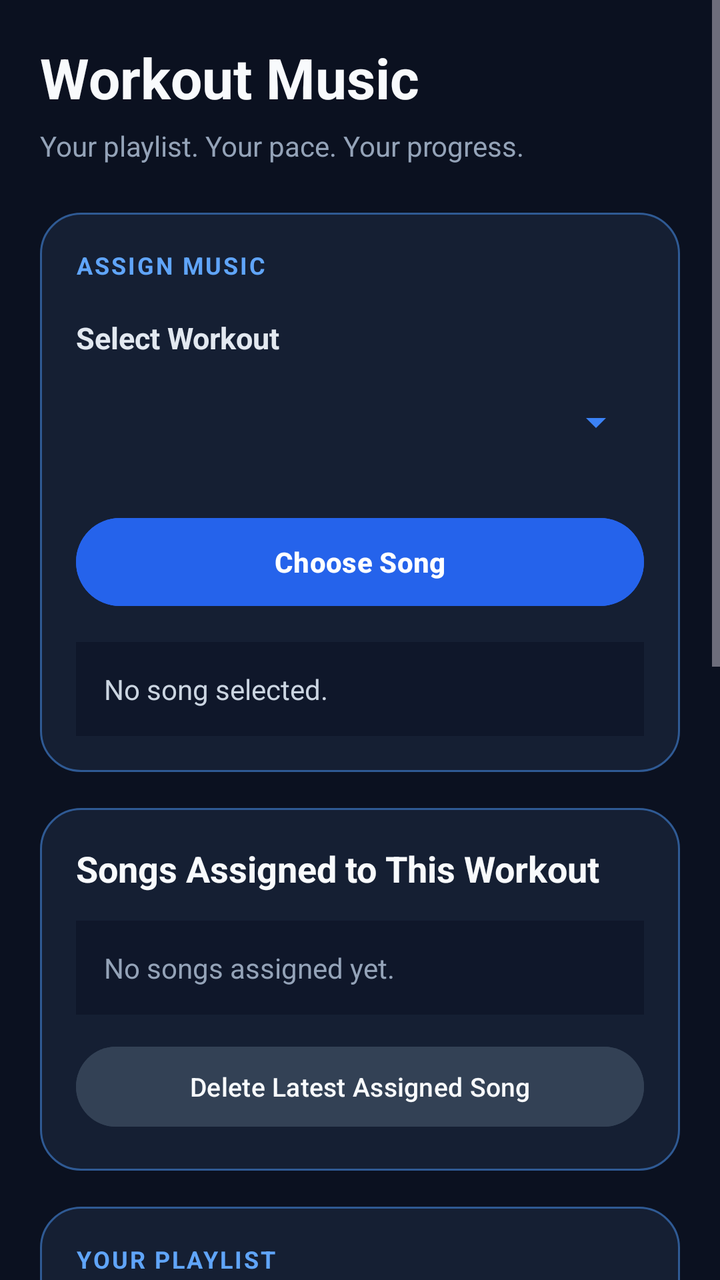
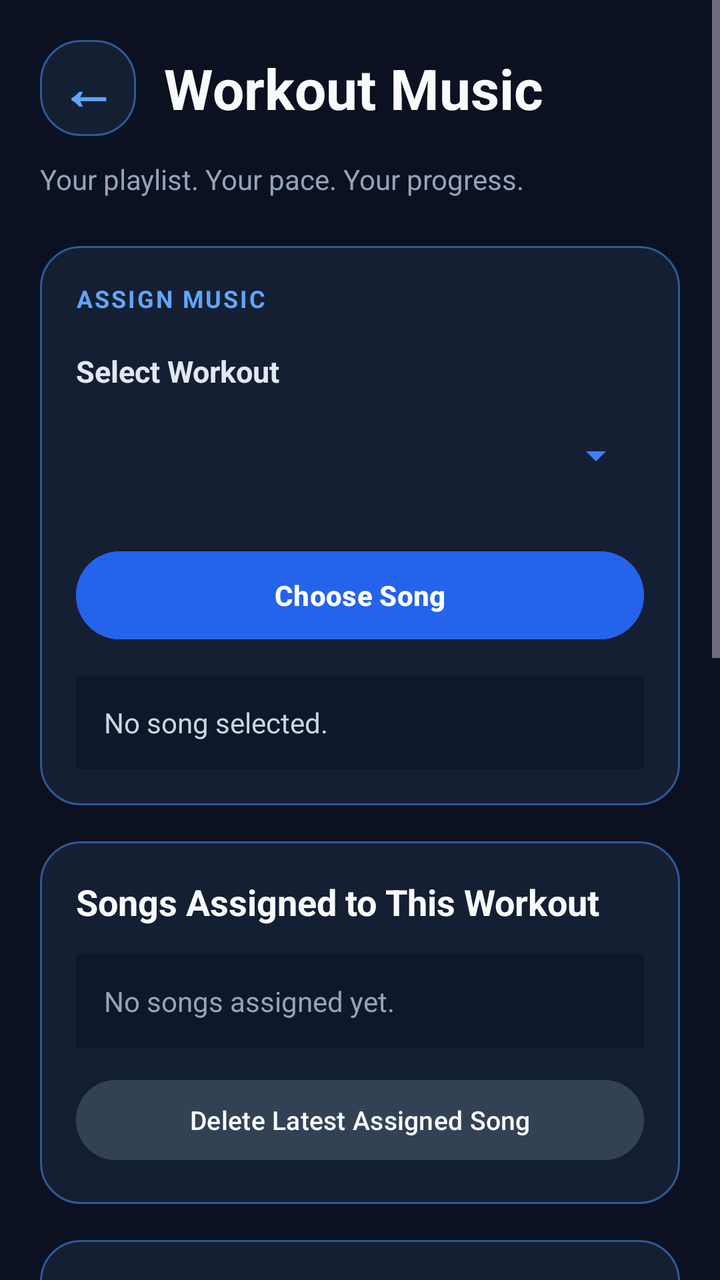

Compare the two renders of this Android layout. The source of the first and the diff that turns it into the second are given below.
<!-- AndroidManifest.xml: application theme Theme.GymTrackerPro -->
<!-- res/layout/activity_workout_music.xml -->
<?xml version="1.0" encoding="utf-8"?>
<ScrollView xmlns:android="http://schemas.android.com/apk/res/android"
    android:layout_width="match_parent"
    android:layout_height="match_parent"
    android:background="#0B1120"
    android:fillViewport="true"
    android:clipToPadding="false">

    <LinearLayout
        android:layout_width="match_parent"
        android:layout_height="wrap_content"
        android:orientation="vertical"
        android:padding="20dp">

        
        <TextView
            android:layout_width="match_parent"
            android:layout_height="wrap_content"
            android:text="Workout Music"
            android:textColor="#F8FAFC"
            android:textSize="28sp"
            android:textStyle="bold" />

        <TextView
            android:layout_width="match_parent"
            android:layout_height="wrap_content"
            android:layout_marginTop="6dp"
            android:layout_marginBottom="24dp"
            android:text="Your playlist. Your pace. Your progress."
            android:textColor="#94A3B8"
            android:textSize="14sp" />

        
        <LinearLayout
            android:layout_width="match_parent"
            android:layout_height="wrap_content"
            android:background="@drawable/bg_card"
            android:orientation="vertical"
            android:padding="18dp">

            <TextView
                android:layout_width="match_parent"
                android:layout_height="wrap_content"
                android:text="ASSIGN MUSIC"
                android:textColor="#60A5FA"
                android:textSize="12sp"
                android:textStyle="bold"
                android:letterSpacing="0.08" />

            <TextView
                android:layout_width="match_parent"
                android:layout_height="wrap_content"
                android:layout_marginTop="18dp"
                android:text="Select Workout"
                android:textColor="#E2E8F0"
                android:textSize="15sp"
                android:textStyle="bold" />

            <Spinner
                android:id="@+id/spinnerWorkouts"
                android:layout_width="match_parent"
                android:layout_height="52dp"
                android:layout_marginTop="6dp"
                android:backgroundTint="#3B82F6"
                android:minHeight="48dp" />

            <Button
                android:id="@+id/buttonChooseSong"
                android:layout_width="match_parent"
                android:layout_height="52dp"
                android:layout_marginTop="18dp"
                android:backgroundTint="#2563EB"
                android:text="Choose Song"
                android:textColor="#FFFFFF"
                android:textStyle="bold" />

            <TextView
                android:id="@+id/textSelectedSong"
                android:layout_width="match_parent"
                android:layout_height="wrap_content"
                android:layout_marginTop="14dp"
                android:background="#0F172A"
                android:padding="14dp"
                android:text="No song selected."
                android:textColor="#CBD5E1"
                android:textSize="14sp" />

        </LinearLayout>

        
        <LinearLayout
            android:layout_width="match_parent"
            android:layout_height="wrap_content"
            android:layout_marginTop="18dp"
            android:background="@drawable/bg_card"
            android:orientation="vertical"
            android:padding="18dp">

            <TextView
                android:layout_width="match_parent"
                android:layout_height="wrap_content"
                android:text="Songs Assigned to This Workout"
                android:textColor="#F8FAFC"
                android:textSize="18sp"
                android:textStyle="bold" />

            <TextView
                android:id="@+id/textAssignedSongs"
                android:layout_width="match_parent"
                android:layout_height="wrap_content"
                android:layout_marginTop="14dp"
                android:background="#0F172A"
                android:padding="14dp"
                android:text="No songs assigned yet."
                android:textColor="#94A3B8"
                android:textSize="14sp" />

            <Button
                android:id="@+id/buttonDeleteSong"
                android:layout_width="match_parent"
                android:layout_height="48dp"
                android:layout_marginTop="12dp"
                android:backgroundTint="#334155"
                android:text="Delete Latest Assigned Song"
                android:textColor="#F8FAFC"
                android:textSize="13sp" />

        </LinearLayout>

        
        <LinearLayout
            android:layout_width="match_parent"
            android:layout_height="wrap_content"
            android:layout_marginTop="18dp"
            android:background="@drawable/bg_card"
            android:orientation="vertical"
            android:padding="18dp">

            <TextView
                android:layout_width="match_parent"
                android:layout_height="wrap_content"
                android:text="YOUR PLAYLIST"
                android:textColor="#60A5FA"
                android:textSize="12sp"
                android:textStyle="bold"
                android:letterSpacing="0.08" />

            <TextView
                android:layout_width="match_parent"
                android:layout_height="wrap_content"
                android:layout_marginTop="16dp"
                android:text="Select a Song"
                android:textColor="#E2E8F0"
                android:textSize="15sp"
                android:textStyle="bold" />

            <Spinner
                android:id="@+id/spinnerSongs"
                android:layout_width="match_parent"
                android:layout_height="52dp"
                android:layout_marginTop="6dp"
                android:backgroundTint="#3B82F6"
                android:minHeight="48dp" />

            <Button
                android:id="@+id/buttonRefreshSongs"
                android:layout_width="match_parent"
                android:layout_height="48dp"
                android:layout_marginTop="12dp"
                android:backgroundTint="#334155"
                android:text="Refresh Playlist"
                android:textColor="#F8FAFC" />

        </LinearLayout>

        
        <LinearLayout
            android:layout_width="match_parent"
            android:layout_height="wrap_content"
            android:layout_marginTop="18dp"
            android:layout_marginBottom="24dp"
            android:background="@drawable/bg_today_card"
            android:orientation="vertical"
            android:padding="18dp">

            <TextView
                android:layout_width="match_parent"
                android:layout_height="wrap_content"
                android:text="NOW PLAYING"
                android:textColor="#BFDBFE"
                android:textSize="12sp"
                android:textStyle="bold"
                android:letterSpacing="0.08" />

            <TextView
                android:id="@+id/textPlaybackStatus"
                android:layout_width="match_parent"
                android:layout_height="wrap_content"
                android:layout_marginTop="16dp"
                android:background="#172554"
                android:padding="14dp"
                android:text="Playback status: Stopped"
                android:textColor="#FFFFFF"
                android:textSize="15sp"
                android:textStyle="bold" />

            <TextView
                android:id="@+id/textPlaybackTime"
                android:layout_width="match_parent"
                android:layout_height="wrap_content"
                android:layout_marginTop="16dp"
                android:gravity="center"
                android:text="00:00 / 00:00"
                android:textColor="#DBEAFE"
                android:textSize="13sp" />

            <SeekBar
                android:id="@+id/seekBarPlayback"
                android:layout_width="match_parent"
                android:layout_height="wrap_content"
                android:layout_marginTop="6dp"
                android:max="1000"
                android:progress="0"
                android:progressTint="#60A5FA"
                android:thumbTint="#FFFFFF"
                android:enabled="false" />

            <Button
                android:id="@+id/buttonPlaySong"
                android:layout_width="match_parent"
                android:layout_height="52dp"
                android:layout_marginTop="18dp"
                android:backgroundTint="#2563EB"
                android:text="Play Selected Song"
                android:textColor="#FFFFFF"
                android:textStyle="bold" />

            <Button
                android:id="@+id/buttonPauseResumeSong"
                android:layout_width="match_parent"
                android:layout_height="48dp"
                android:layout_marginTop="8dp"
                android:backgroundTint="#1E40AF"
                android:text="Pause Song"
                android:textColor="#FFFFFF"
                android:enabled="false" />

            <Button
                android:id="@+id/buttonStopSong"
                android:layout_width="match_parent"
                android:layout_height="48dp"
                android:layout_marginTop="8dp"
                android:backgroundTint="#172554"
                android:text="Stop Music"
                android:textColor="#FFFFFF" />

        </LinearLayout>

    </LinearLayout>
</ScrollView>
<!-- resources referenced by this layout -->
<resources>
  <!-- drawable bg_card (drawable) -->
  <?xml version="1.0" encoding="utf-8"?>
  <shape xmlns:android="http://schemas.android.com/apk/res/android" android:shape="rectangle">
      <solid android:color="@color/gt_surface" />
      <corners android:radius="20dp" />
      <stroke android:width="1dp" android:color="@color/gt_stroke" />
  </shape>
  <!-- drawable bg_today_card (drawable) -->
  <?xml version="1.0" encoding="utf-8"?>
  <shape xmlns:android="http://schemas.android.com/apk/res/android"
      android:shape="rectangle">
  
      <corners android:radius="18dp" />
  
      <gradient
          android:angle="135"
          android:startColor="#2563EB"
          android:endColor="#172554"
          android:type="linear" />
  
      <padding
          android:left="16dp"
          android:top="16dp"
          android:right="16dp"
          android:bottom="16dp" />
  
  </shape>
  <style name="Theme.GymTrackerPro" parent="Base.Theme.GymTrackerPro" />
  <color name="gt_surface">#151F33</color>
  <color name="gt_stroke">#2F5A94</color>
  <style name="Base.Theme.GymTrackerPro" parent="Theme.Material3.Dark.NoActionBar">
          <item name="colorPrimary">@color/gt_blue</item>
          <item name="colorSurface">@color/gt_surface</item>
          <item name="android:windowBackground">@color/gt_background</item>
  
          
          <item name="android:statusBarColor">@color/gt_background</item>
          <item name="android:navigationBarColor">@color/gt_background</item>
          <item name="android:windowLightStatusBar">false</item>
      </style>
  <color name="gt_blue">#60A5FA</color>
  <color name="gt_background">#0B1120</color>
</resources>

<!-- the commit's change to res/layout/activity_workout_music.xml (unified diff, before → after) -->
@@ -13,13 +13,38 @@
         android:padding="20dp">
 
         
-        <TextView
-            android:layout_width="match_parent"
-            android:layout_height="wrap_content"
-            android:text="Workout Music"
-            android:textColor="#F8FAFC"
-            android:textSize="28sp"
-            android:textStyle="bold" />
+        <LinearLayout
+            android:layout_width="match_parent"
+            android:layout_height="wrap_content"
+            android:orientation="horizontal"
+            android:gravity="center_vertical"
+            android:layout_marginBottom="6dp">
+
+            <TextView
+                android:id="@+id/buttonBackArrow"
+                android:layout_width="48dp"
+                android:layout_height="48dp"
+                android:background="@drawable/bg_card"
+                android:gravity="center"
+                android:text="←"
+                android:textColor="#60A5FA"
+                android:textSize="28sp"
+                android:textStyle="bold"
+                android:clickable="true"
+                android:focusable="true"
+                android:contentDescription="Back to Dashboard" />
+
+            <TextView
+                android:layout_width="0dp"
+                android:layout_height="wrap_content"
+                android:layout_weight="1"
+                android:layout_marginStart="14dp"
+                android:text="Workout Music"
+                android:textColor="#F8FAFC"
+                android:textSize="28sp"
+                android:textStyle="bold" />
+
+        </LinearLayout>
 
         <TextView
             android:layout_width="match_parent"
